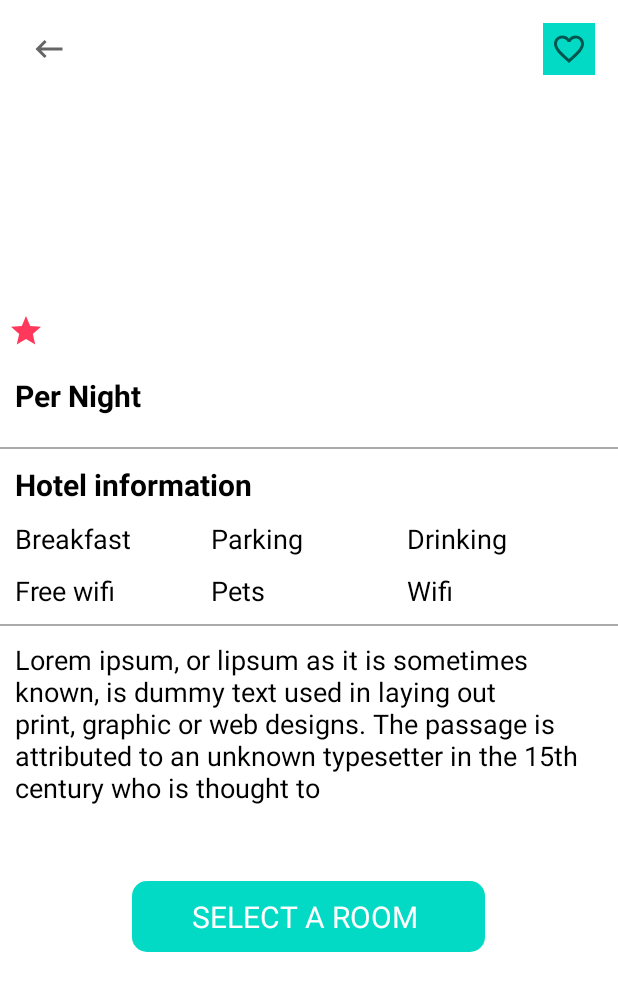
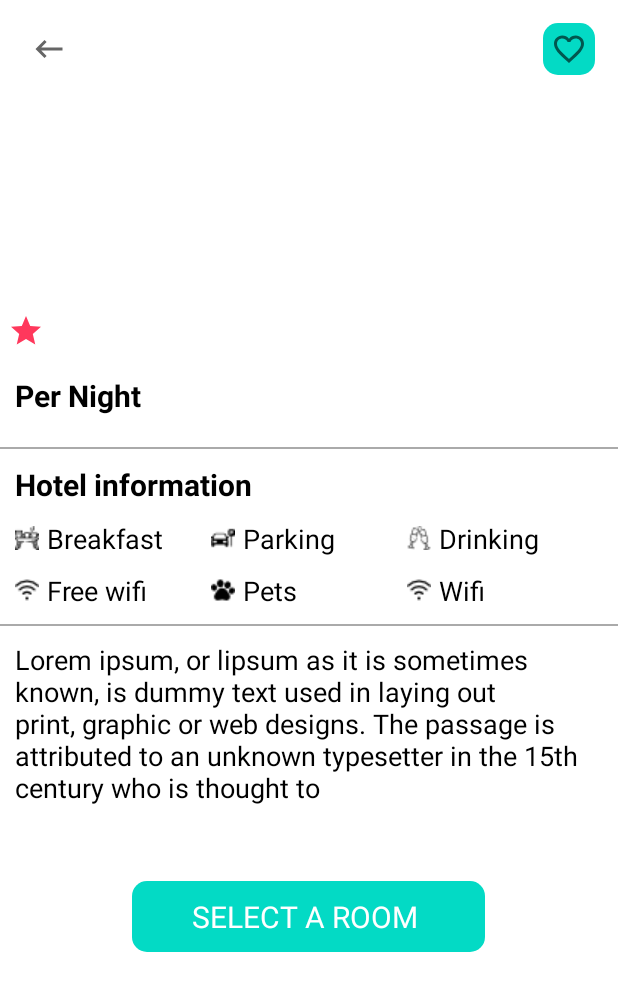
Before and after one commit to Dhraa98/TravelApp, an Android app: the layout activity_place_detail.xml on its own in the app's theme, with its tools: preview values and no code run, on a phone screen of 412 x 824 dp. Shown: the top 991 px of the screen. Run offline under Robolectric (Android 15) with nearby library versions, the phone set to English and light mode, and no system bars.

```diff
--- a/app/src/main/res/layout/activity_place_detail.xml
+++ b/app/src/main/res/layout/activity_place_detail.xml
@@ -11,26 +11,25 @@
     <ScrollView
         android:layout_width="match_parent"
         android:layout_height="match_parent"
-        android:orientation="vertical"
-        >
+        android:orientation="vertical">
 
         <RelativeLayout
             android:layout_width="match_parent"
             android:layout_height="match_parent">
 
             <RelativeLayout
-                android:layout_marginBottom="-10dp"
                 android:id="@+id/rlMain"
                 android:layout_width="match_parent"
-                android:layout_height="250dp">
+                android:layout_height="250dp"
+                android:layout_marginBottom="-10dp">
 
                 <ImageView
                     android:id="@+id/ivLocation"
                     imageUrl="@{placesData.images.get(0).imagePath}"
                     android:layout_width="match_parent"
                     android:layout_height="match_parent"
-                    android:transitionName="robot"
-                    android:scaleType="centerCrop" />
+                    android:scaleType="centerCrop"
+                    android:transitionName="robot" />
 
                 <ImageView
                     android:id="@+id/ivFav"
@@ -38,7 +37,7 @@
                     android:layout_height="wrap_content"
                     android:layout_alignParentRight="true"
                     android:layout_margin="15dp"
-                    android:background="@color/colorAccent"
+                    android:background="@drawable/green_bg"
                     android:padding="5dp"
                     android:src="@drawable/ic_baseline_favorite_border_24" />
 
@@ -67,20 +66,20 @@
                     android:layout_width="wrap_content"
                     android:layout_height="wrap_content"
                     android:layout_alignParentBottom="true"
+                    android:layout_marginBottom="10dp"
                     android:drawableLeft="@drawable/ic_baseline_star_24"
                     android:padding="5dp"
                     android:text="@{placesData.avgRating}"
                     android:textColor="@color/black"
                     android:textSize="20sp"
-                    android:layout_marginBottom="10dp"
                     android:textStyle="bold" />
             </RelativeLayout>
 
             <LinearLayout
                 android:id="@+id/lnDetails"
-                android:layout_below="@+id/rlMain"
                 android:layout_width="match_parent"
                 android:layout_height="wrap_content"
+                android:layout_below="@+id/rlMain"
                 android:background="@drawable/detail_bg"
                 android:orientation="vertical">
 
@@ -138,6 +137,8 @@
                             android:layout_width="match_parent"
                             android:layout_height="wrap_content"
                             android:layout_weight="1"
+                            android:drawableLeft="@drawable/breakfast"
+                            android:drawablePadding="5dp"
                             android:text="Breakfast"
                             android:textColor="@color/black"
                             android:textSize="18dp" />
@@ -147,6 +148,8 @@
                             android:layout_height="wrap_content"
                             android:layout_weight="1"
                             android:text="Parking"
+                            android:drawableLeft="@drawable/parked_car"
+                            android:drawablePadding="5dp"
                             android:textColor="@color/black"
                             android:textSize="18dp" />
 
@@ -155,6 +158,8 @@
                             android:layout_height="wrap_content"
                             android:layout_weight="1"
                             android:text="Drinking"
+                            android:drawableLeft="@drawable/cheers"
+                            android:drawablePadding="5dp"
                             android:textColor="@color/black"
                             android:textSize="18dp" />
 
@@ -170,6 +175,8 @@
                             android:layout_width="match_parent"
                             android:layout_height="wrap_content"
                             android:layout_weight="1"
+                            android:drawableLeft="@drawable/wifi"
+                            android:drawablePadding="5dp"
                             android:text="Free wifi"
                             android:textColor="@color/black"
                             android:textSize="18dp" />
@@ -179,6 +186,8 @@
                             android:layout_height="wrap_content"
                             android:layout_weight="1"
                             android:text="Pets"
+                            android:drawableLeft="@drawable/pawprint"
+                            android:drawablePadding="5dp"
                             android:textColor="@color/black"
                             android:textSize="18dp" />
 
@@ -187,6 +196,8 @@
                             android:layout_height="wrap_content"
                             android:layout_weight="1"
                             android:text="Wifi"
+                            android:drawableLeft="@drawable/wifi"
+                            android:drawablePadding="5dp"
                             android:textColor="@color/black"
                             android:textSize="18dp" />
 
```
Also changed, not shown: app/src/main/java/com/travelapp/ui/PlaceDetailActivity.kt (+5 -6 lines), app/src/main/res/drawable/breakfast.png (added), app/src/main/res/drawable/cheers.png (added), app/src/main/res/drawable/parked_car.png (added), app/src/main/res/drawable/pawprint.png (added), app/src/main/res/drawable/wifi.png (added).
